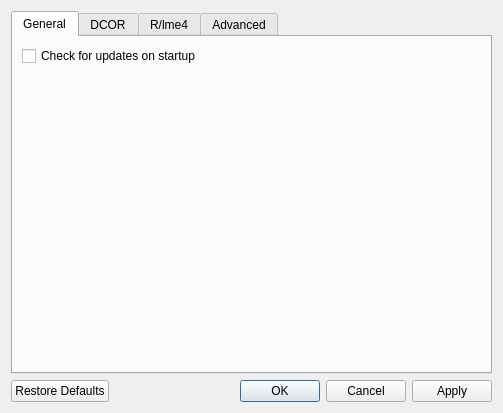
Before: the Qt Designer form shapeout2/gui/preferences.ui in ZELLMECHANIK-DRESDEN/ShapeOut2, drawn with Qt 5.
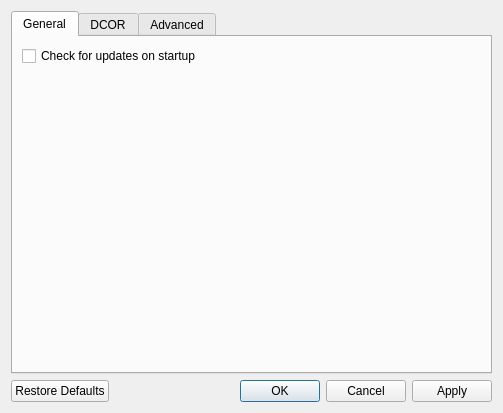
After: the same form once the commit is applied.

Commit message: ref: remove R settings for next release (not used)

Patch:
```diff
--- a/shapeout2/gui/preferences.ui
+++ b/shapeout2/gui/preferences.ui
@@ -119,11 +119,6 @@
        </item>
       </layout>
      </widget>
-     <widget class="QWidget" name="tab_r">
-      <attribute name="title">
-       <string>R/lme4</string>
-      </attribute>
-     </widget>
      <widget class="QWidget" name="tab_advanced">
       <attribute name="title">
        <string>Advanced</string>
```
